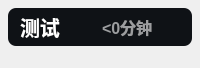
Qt form ui/minimize/dark/widget-floating.ui (YU322142/Class-Widgets-1_plus) before a commit.
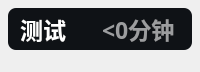
The same form after that commit.

The edit to the form file:
```diff
--- a/ui/minimize/dark/widget-floating.ui
+++ b/ui/minimize/dark/widget-floating.ui
@@ -64,8 +64,8 @@
        <widget class="QLabel" name="subject">
         <property name="font">
          <font>
-          <family>Microsoft YaHei UI</family>
-          <pointsize>15</pointsize>
+          <family>HarmonyOS_Sans_SC_Bold</family>
+          <pointsize>17</pointsize>
           <weight>75</weight>
           <bold>true</bold>
          </font>
@@ -83,8 +83,8 @@
        <widget class="QLabel" name="activity_countdown">
         <property name="font">
          <font>
-          <family>Microsoft YaHei UI</family>
-          <pointsize>12</pointsize>
+          <family>HarmonyOS_Sans_SC_Bold</family>
+          <pointsize>17</pointsize>
           <weight>35</weight>
           <bold>true</bold>
          </font>
```
